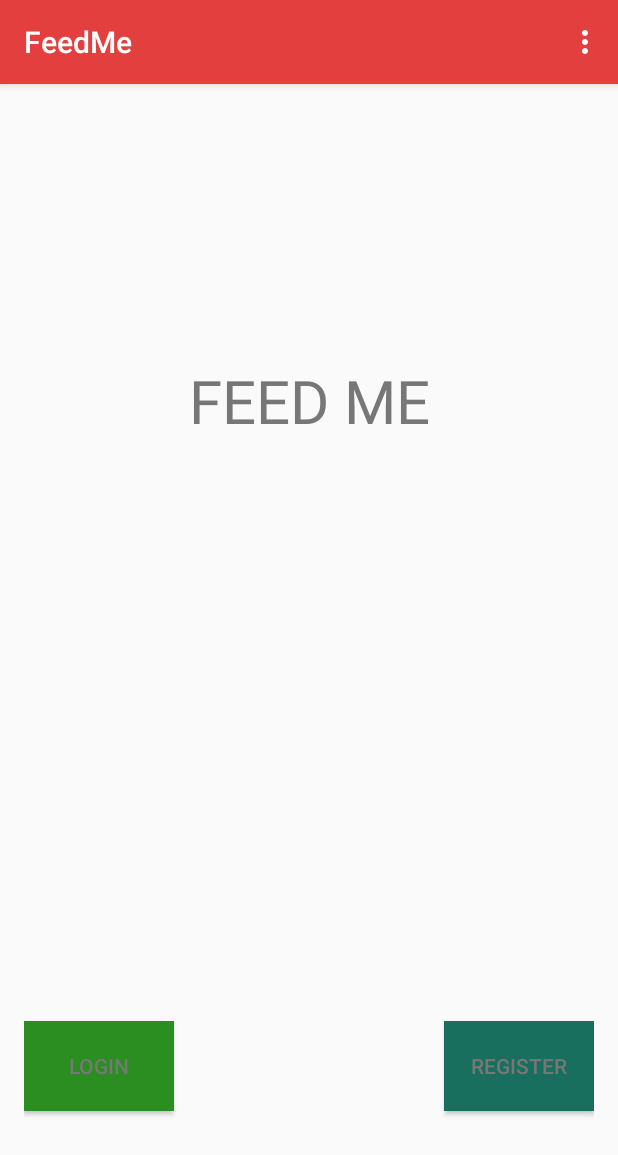
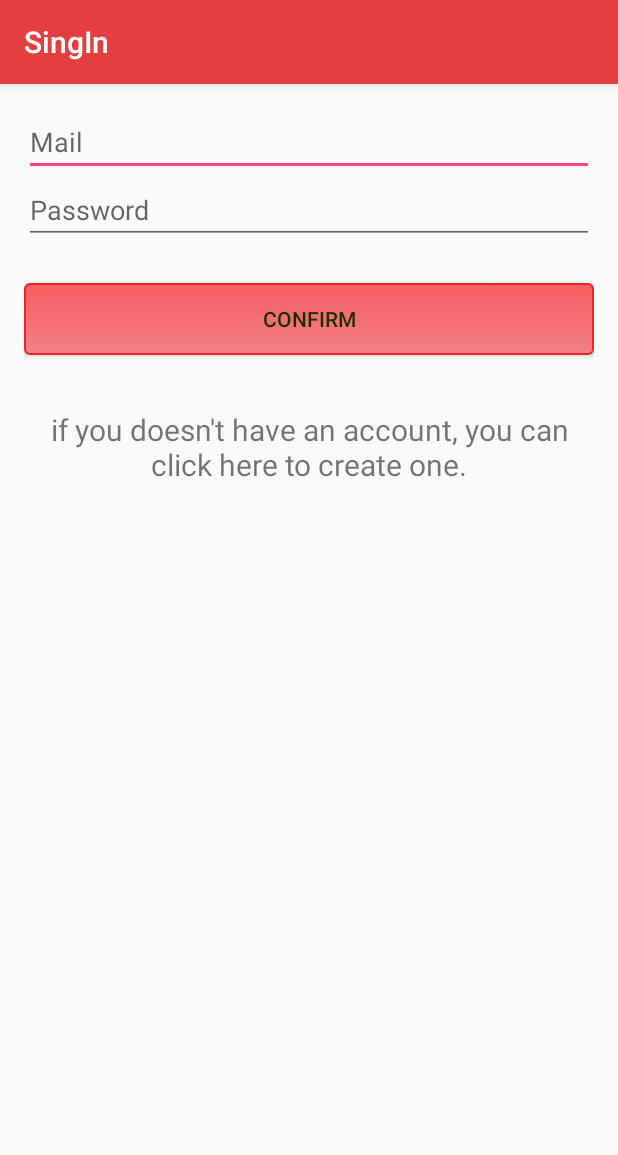
Before and after one commit to Mathieu-Heuzey/feedme, an Android app: the screen it shows after launch (LoginActivity before the commit, SingIn after it), on a phone screen of 412 x 824 dp. Shown: the top 1155 px of the screen. Run offline under Robolectric (Android 15) with nearby library versions, the phone set to English and light mode, and no system bars; libraries missing offline, so code that uses them is left out: com.loopj.android, cz.msebera.android.

Commit message:
Remove the first page and add startup actiry

```diff
--- a/FeedMe/app/src/main/AndroidManifest.xml
+++ b/FeedMe/app/src/main/AndroidManifest.xml
@@ -6,7 +6,6 @@
     <uses-permission android:name="android.permission.GET_ACCOUNTS" />
     <uses-permission android:name="android.permission.READ_PROFILE" />
     <uses-permission android:name="android.permission.READ_CONTACTS" />
-    <uses-permission android:name="android.permission.ACCESS_FINE_LOCATION" />
     <uses-permission android:name="android.permission.INTERNET" />
     <!--
          The ACCESS_COARSE/FINE_LOCATION permissions are not required to use
@@ -23,12 +22,11 @@
         android:supportsRtl="true"
         android:theme="@style/AppTheme">
         <activity
-            android:name=".LoginActivity"
+            android:name=".StartingActivity"
             android:label="@string/app_name"
             android:theme="@style/AppTheme.NoActionBar">
             <intent-filter>
                 <action android:name="android.intent.action.MAIN" />
-
                 <category android:name="android.intent.category.LAUNCHER" />
             </intent-filter>
         </activity>
@@ -67,7 +65,7 @@
             android:name="com.google.android.gms.version"
             android:value="@integer/google_play_services_version" />
 
-        <activity android:name=".DishDetailActivity"></activity>
+        <activity android:name=".DishDetailActivity" />
     </application>
 
 </manifest>
--- a/FeedMe/app/src/main/java/mobile/feedme/LoginActivity.java
+++ /dev/null
@@ -1,67 +0,0 @@
-package mobile.feedme;
-
-import android.content.Intent;
-import android.content.SharedPreferences;
-import android.os.Bundle;
-import android.support.design.widget.FloatingActionButton;
-import android.support.design.widget.Snackbar;
-import android.support.v7.app.AppCompatActivity;
-import android.support.v7.widget.Toolbar;
-import android.view.View;
-import android.view.Menu;
-import android.view.MenuItem;
-import android.widget.Button;
-
-
-//TODO mettre ca tout vide, juste faire le check de token dans le oncreate
-public class LoginActivity extends AppCompatActivity {
-
-    @Override
-    protected void onCreate(Bundle savedInstanceState) {
-        super.onCreate(savedInstanceState);
-
-        SharedPreferences pref = getApplicationContext().getSharedPreferences("text", MODE_PRIVATE);
-
-//Bypass
-//        if (pref.contains("token"))
-//        {
-//            Api.setToken(pref.getString("token", ""));
-//            startActivity(new Intent(getApplicationContext(), MapsActivity.class));
-//        }
-//        else
-//            startActivity(new Intent(getApplicationContext(), SingIn.class));
-
-        setContentView(R.layout.activity_login);
-        Toolbar toolbar = (Toolbar) findViewById(R.id.toolbar);
-        setSupportActionBar(toolbar);
-    }
-
-    @Override
-    public boolean onCreateOptionsMenu(Menu menu) {
-        // Inflate the menu; this adds items to the action bar if it is present.
-        getMenuInflater().inflate(R.menu.menu_login, menu);
-        return true;
-    }
-
-    public void buttonLoginOnClick(View v)
-    {
-        startActivity(new Intent(getApplicationContext(), SingIn.class));
-//        Button  button=(Button) v;
-//        ((Button) v).setText("Clicked");
-    }
-
-    public void buttonRegisterOnClick(View v)
-    {
-        startActivity(new Intent(getApplicationContext(), Register.class));
-    }
-
-    @Override
-    public boolean onOptionsItemSelected(MenuItem item) {
-        int id = item.getItemId();
-        //noinspection SimplifiableIfStatement
-        if (id == R.id.action_settings) {
-            return true;
-        }
-        return super.onOptionsItemSelected(item);
-    }
-}
--- a/FeedMe/app/src/main/java/mobile/feedme/MapsActivity.java
+++ b/FeedMe/app/src/main/java/mobile/feedme/MapsActivity.java
@@ -47,8 +47,6 @@ public class MapsActivity extends FragmentActivity implements OnMapReadyCallback
         SupportMapFragment mapFragment = (SupportMapFragment) getSupportFragmentManager()
                 .findFragmentById(R.id.map);
         mapFragment.getMapAsync(this);
-
-//        locationListener = new MyLocationListener(getBaseContext());
     }
 
 
--- /dev/null
+++ b/FeedMe/app/src/main/java/mobile/feedme/StartingActivity.java
@@ -0,0 +1,25 @@
+package mobile.feedme;
+
+import android.content.Intent;
+import android.content.SharedPreferences;
+import android.support.v7.app.AppCompatActivity;
+import android.os.Bundle;
+
+public class StartingActivity extends AppCompatActivity {
+
+    @Override
+    protected void onCreate(Bundle savedInstanceState) {
+        super.onCreate(savedInstanceState);
+
+        SharedPreferences pref = getApplicationContext().getSharedPreferences("text", MODE_PRIVATE);
+
+        if (pref.contains("token"))
+        {
+            Api.setToken(pref.getString("token", ""));
+            startActivity(new Intent(getApplicationContext(), MapsActivity.class));
+        }
+        else
+            startActivity(new Intent(getApplicationContext(), SingIn.class));
+
+    }
+}
--- a/FeedMe/app/src/main/res/layout/activity_login.xml
+++ /dev/null
@@ -1,26 +0,0 @@
-<?xml version="1.0" encoding="utf-8"?>
-<android.support.design.widget.CoordinatorLayout xmlns:android="http://schemas.android.com/apk/res/android"
-    xmlns:app="http://schemas.android.com/apk/res-auto"
-    xmlns:tools="http://schemas.android.com/tools"
-    android:layout_width="match_parent"
-    android:layout_height="match_parent"
-    android:fitsSystemWindows="true"
-    tools:context="mobile.feedme.LoginActivity">
-
-    <android.support.design.widget.AppBarLayout
-        android:layout_width="match_parent"
-        android:layout_height="wrap_content"
-        android:theme="@style/AppTheme.AppBarOverlay">
-
-        <android.support.v7.widget.Toolbar
-            android:id="@+id/toolbar"
-            android:layout_width="match_parent"
-            android:layout_height="?attr/actionBarSize"
-            android:background="?attr/colorPrimary"
-            app:popupTheme="@style/AppTheme.PopupOverlay" />
-
-    </android.support.design.widget.AppBarLayout>
-
-    <include layout="@layout/content_login" />
-
-</android.support.design.widget.CoordinatorLayout>
```
